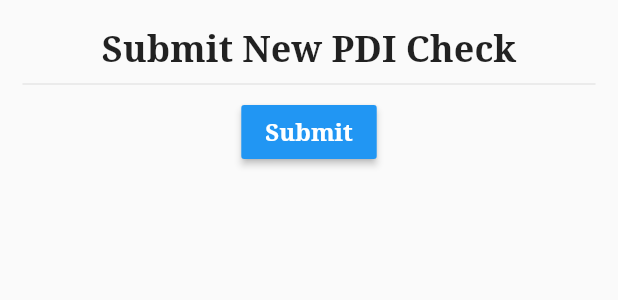
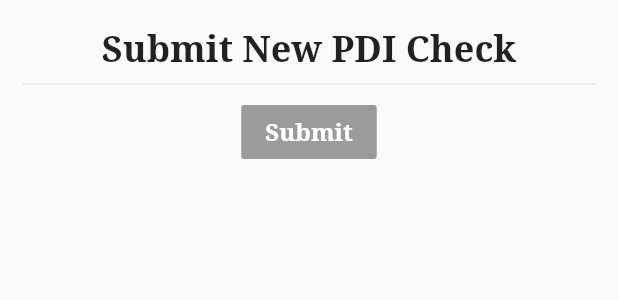
Before and after one commit to Mina-Nabil/motorcityDriverApp, a Flutter app: the PDIScreen widget shown alone on an empty page, opened directly with empty values, on a phone screen of 412 x 824 dp. Shown: the top 300 px of the screen. Run offline on Flutter 3.47's test engine with Material 2 defaults, Android fonts, the phone set to English and light mode, and no system bars; our stand-ins replace firebase_database, firebase_messaging, flutter_local_notifications, google_maps_flutter, rflutter_alert, shared_preferences; missing offline and left inert: background_location, fab_menu, location_permissions, map_launcher, material_search; accounts and stored records are empty; network calls fail; statements that could not run were skipped.

```diff
--- a/lib/models/car.dart
+++ b/lib/models/car.dart
@@ -10,8 +10,9 @@ class Car {
   final String model;
   final String colorCode;
   String imageURL;
+  final String pdiCode;
 
-  Car({this.id, this.chassis, this.color, this.date, this.location, this.brand, this.model, this.colorCode, this.loctID}){
+  Car({this.id, this.chassis, this.color, this.date, this.location, this.brand, this.model, this.colorCode, this.loctID, this.pdiCode}){
     if(brand=='Peugeot'){
       imageURL = "assets/peugeot.png";
     } else if (brand=='MG'){
@@ -26,6 +27,7 @@ class Car {
     this.loctID = json['INVT_LOCT_ID'],
     this.location = json['LOCT_NAME'],
     this.brand    = json['BRND_NAME'],
+    this.pdiCode  = json['PDIC_SCCS'],
     this.colorCode = json['INVT_COLR_CODE'],
     this.model = json['MODL_NAME'] + ' ' + json['MODL_CATG'] + ' ' + json['MODL_YEAR']{
 
--- a/lib/screens/pdi.dart
+++ b/lib/screens/pdi.dart
@@ -99,7 +99,7 @@ class _PDIScreenState extends State<PDIScreen> {
                 RaisedButton(
                   color: Colors.blue,
                   child: Text("Submit", style: TextStyle(fontSize: 16, fontWeight: FontWeight.bold, color: Colors.white)),
-                  onPressed: (isSales || !submitting) ? submitForm : null,
+                  onPressed: (isSales && !submitting) ? submitForm : null,
                 )
               ],
             ))));
```
Also changed, not shown: lib/widgets/caritem.dart (+26 -25 lines), 2 other files.
